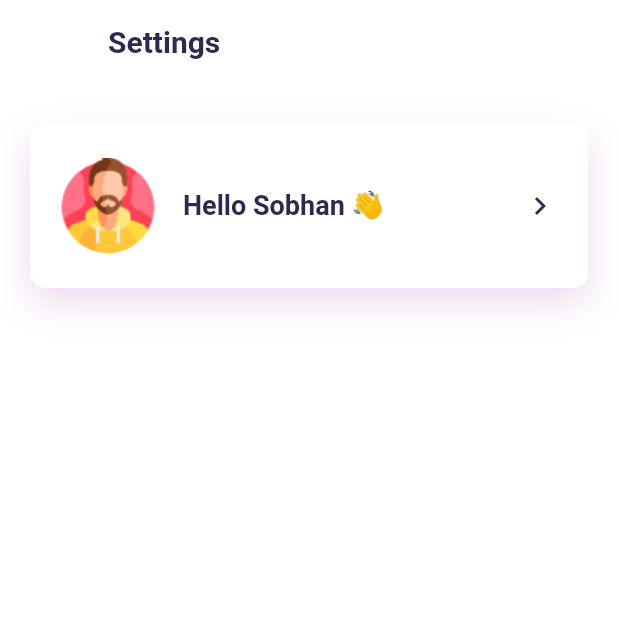
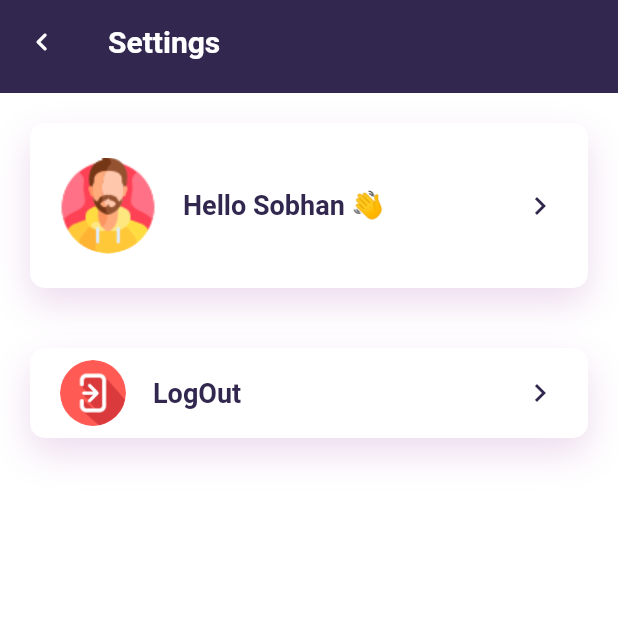
Before and after one commit to TheSam912/NIU_company_task, a Flutter app: the SettingsScreen screen opened by its route, on a phone screen of 412 x 824 dp, the top half of it. Run offline on Flutter 3.47's test engine with Material 2 defaults, Android fonts, the phone set to English and light mode, and no system bars; our stand-ins replace animate_do, awesome_snackbar_content, flutter_hooks, hooks_riverpod, shared_preferences; accounts and stored records are empty.

Commit message:
logout btn and setting design

```diff
--- a/lib/Constant/styles.dart
+++ b/lib/Constant/styles.dart
@@ -4,5 +4,6 @@ import 'colors.dart';
 
 TextStyle titleStyle =
     TextStyle(color: mainColor, fontWeight: FontWeight.bold, fontSize: 20);
-
+TextStyle whiteTitleStyle =
+    TextStyle(color: white, fontWeight: FontWeight.bold, fontSize: 20);
 Duration animDuration = const Duration(milliseconds: 1000);
--- a/lib/states/auth_state.dart
+++ b/lib/states/auth_state.dart
@@ -30,7 +30,7 @@ final authenticationHandlerProvider = StateProvider<AuthenticationHandler>(
 
 final authLoginProvider = FutureProvider.family<bool, AuthArgs>(
   (ref, authArgs) async {
-    return Future.delayed(const Duration(seconds: 2), () async {
+    return Future.delayed(const Duration(seconds: 1), () async {
       final authResponse = await ref.watch(authenticationHandlerProvider).login(
             authArgs,
           );
--- a/lib/views/settings.dart
+++ b/lib/views/settings.dart
@@ -1,22 +1,35 @@
 import 'package:flutter/material.dart';
+import 'package:hooks_riverpod/hooks_riverpod.dart';
 import 'package:niu_app/Constant/colors.dart';
 
+import '../states/storage_state.dart';
 import '../widgets/appbar.dart';
 import '../widgets/settingsItemBox.dart';
 import '../widgets/user_box.dart';
 
-class SettingsScreen extends StatelessWidget {
+class SettingsScreen extends HookConsumerWidget {
   const SettingsScreen({super.key});
 
   @override
-  Widget build(BuildContext context) {
+  Widget build(BuildContext context, WidgetRef ref) {
     return Scaffold(
       backgroundColor: white,
       appBar: PreferredSize(
           preferredSize: const Size.fromHeight(62),
-          child: myAppbar("Settings", [])),
+          child: myAppbar("Settings", [], context)),
       body: Column(
-        children: [settingsItemBox(110, userBox("user.png", "Sobhan"))],
+        children: [
+          settingsItemBox(110, userBox("user.png", "Sobhan", "user")),
+          GestureDetector(
+              onTap: () async {
+                final isCleared = await ref.read(resetStorage);
+                if (isCleared) {
+                  // ignore: use_build_context_synchronously
+                  Navigator.popAndPushNamed(context, 'Login');
+                }
+              },
+              child: settingsItemBox(60, userBox("logout.png", "LogOut", "")))
+        ],
       ),
     );
   }
--- a/lib/widgets/appbar.dart
+++ b/lib/widgets/appbar.dart
@@ -3,14 +3,22 @@ import 'package:flutter/material.dart';
 import '../Constant/colors.dart';
 import '../Constant/styles.dart';
 
-Widget myAppbar(String title, List<Widget> action) {
+Widget myAppbar(String title, List<Widget> action, BuildContext context) {
   return AppBar(
     title: Text(
       title,
-      style: titleStyle,
+      style: whiteTitleStyle,
     ),
-    backgroundColor: white,
+    backgroundColor: mainColor,
     elevation: 0,
     actions: action,
+    leading: IconButton(
+        onPressed: () {
+          Navigator.pop(context);
+        },
+        icon: Icon(
+          Icons.keyboard_arrow_left_rounded,
+          color: white,
+        )),
   );
 }
--- a/lib/widgets/user_box.dart
+++ b/lib/widgets/user_box.dart
@@ -1,7 +1,7 @@
 import 'package:flutter/material.dart';
 import 'package:niu_app/Constant/colors.dart';
 
-Widget userBox(String image, String username) {
+Widget userBox(String image, String text, String type) {
   return Row(
     mainAxisAlignment: MainAxisAlignment.spaceBetween,
     children: [
@@ -19,7 +19,7 @@ Widget userBox(String image, String username) {
           Padding(
             padding: const EdgeInsets.symmetric(horizontal: 18, vertical: 0),
             child: Text(
-              "Hello $username 👋",
+              type == "user" ? "Hello $text 👋" : text,
               style: TextStyle(
                   fontSize: 18, fontWeight: FontWeight.bold, color: mainColor),
             ),
```
Also changed, not shown: lib/views/home_screen.dart (+6 -3 lines), assets/images/logout.png (added).
